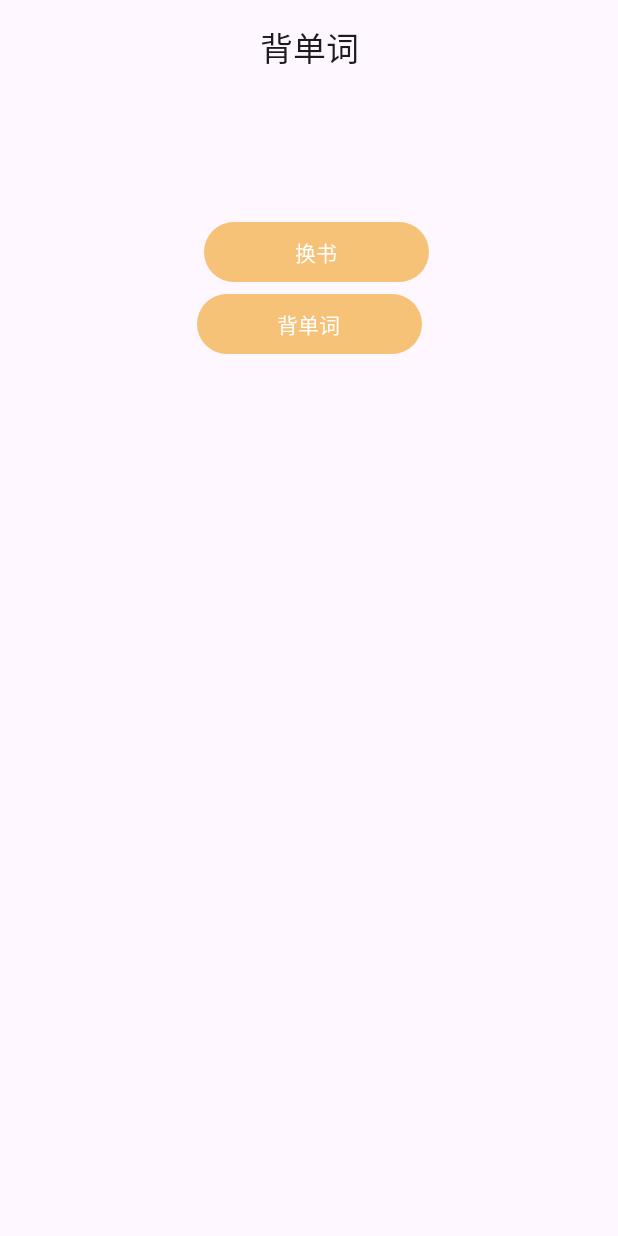
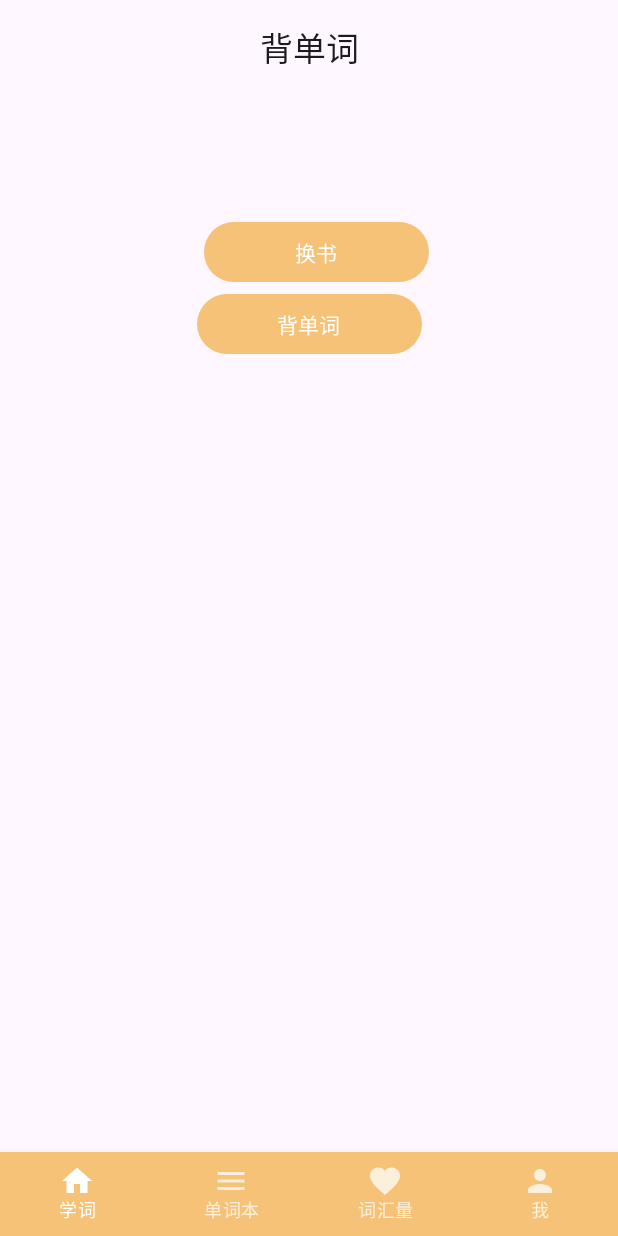
Before and after one commit to zhumeng1582/word, an Android app built with Jetpack Compose: the screen it shows after launch (MainActivity), on a phone screen of 412 x 824 dp. Run offline under Robolectric (Android 15) with nearby library versions, the phone set to English and light mode, and no system bars; our stand-ins replace livedata-compose; libraries missing offline, so code that uses them is left out: com.blankj.utilcode; 1 statement that could not run was skipped.

Commit message:
Feat:底部导航

```diff
--- a/words/app/build.gradle
+++ b/words/app/build.gradle
@@ -56,6 +56,8 @@ dependencies {
 
     implementation "com.google.accompanist:accompanist-systemuicontroller:0.27.0"
 
+    implementation "androidx.compose.material:material:1.0.5"
+
     implementation "androidx.compose.runtime:runtime-livedata:1.5.0"
     implementation "com.google.accompanist:accompanist-pager:0.18.0"
     implementation platform('androidx.compose:compose-bom:2022.10.00')
--- a/words/app/src/main/java/com/my/words/MainActivity.kt
+++ b/words/app/src/main/java/com/my/words/MainActivity.kt
@@ -3,27 +3,13 @@ package com.my.words
 import android.os.Bundle
 import androidx.activity.ComponentActivity
 import androidx.activity.compose.setContent
-import androidx.compose.foundation.isSystemInDarkTheme
-import androidx.compose.runtime.Composable
-import androidx.compose.runtime.DisposableEffect
-import androidx.compose.ui.graphics.Color
-import androidx.lifecycle.viewmodel.compose.viewModel
-import androidx.navigation.compose.NavHost
-import androidx.navigation.compose.composable
-import androidx.navigation.compose.rememberNavController
-import com.google.accompanist.systemuicontroller.rememberSystemUiController
 import com.my.words.ui.PlayAudio
-import com.my.words.ui.main.HomePage
-import com.my.words.ui.select.SelectWordBookPage
-import com.my.words.ui.word.WordDetailPage
-import com.my.words.ui.word.WordViewModel
-
+import com.my.words.ui.main.AppScaffold
 class MainActivity : ComponentActivity() {
-
     override fun onCreate(savedInstanceState: Bundle?) {
         super.onCreate(savedInstanceState)
         setContent {
-            MainPage()
+            AppScaffold()
         }
     }
 
@@ -32,21 +18,3 @@ class MainActivity : ComponentActivity() {
         PlayAudio.release()
     }
 }
-
-@Composable
-fun MainPage() {
-
-    val navController = rememberNavController()
-    NavHost(navController = navController, startDestination = "home") {
-        composable("home") { HomePage(navController) }
-        composable("selectWord") { SelectWordBookPage(navController) }
-        composable("detail/{index}") {
-            it.arguments?.getString("index")
-                ?.let { index ->
-                    val vm: WordViewModel = viewModel()
-                    vm.setAssetName(index.toInt())
-                    WordDetailPage()
-                }
-        }
-    }
-}
--- /dev/null
+++ b/words/app/src/main/java/com/my/words/ui/main/AppScaffold.kt
@@ -0,0 +1,59 @@
+package com.my.words.ui.main
+
+import android.annotation.SuppressLint
+import androidx.compose.foundation.layout.navigationBarsPadding
+import androidx.compose.foundation.layout.statusBarsPadding
+import androidx.compose.material.Scaffold
+import androidx.compose.material.rememberScaffoldState
+import androidx.compose.runtime.Composable
+import androidx.compose.runtime.getValue
+import androidx.compose.ui.Modifier
+import androidx.lifecycle.viewmodel.compose.viewModel
+import androidx.navigation.compose.NavHost
+import androidx.navigation.compose.composable
+import androidx.navigation.compose.currentBackStackEntryAsState
+import androidx.navigation.compose.rememberNavController
+import com.my.words.ui.select.SelectWordBookPage
+import com.my.words.ui.word.WordDetailPage
+import com.my.words.ui.word.WordViewModel
+import com.my.words.widget.BottomNavBarView
+import com.my.words.widget.RouteName
+@SuppressLint("UnusedMaterialScaffoldPaddingParameter")
+@Composable
+fun AppScaffold() {
+    val navController = rememberNavController()
+    val navBackStackEntry by navController.currentBackStackEntryAsState()
+    val currentDestination = navBackStackEntry?.destination
+    val scaffoldState = rememberScaffoldState()
+
+    Scaffold(
+        modifier = Modifier
+            .statusBarsPadding()
+            .navigationBarsPadding(),
+        bottomBar = {
+            when (currentDestination?.route) {
+                RouteName.HOME -> BottomNavBarView(navCtrl = navController)
+                RouteName.CATEGORY -> BottomNavBarView(navCtrl = navController)
+                RouteName.COLLECTION -> BottomNavBarView(navCtrl = navController)
+                RouteName.PROFILE -> BottomNavBarView(navCtrl = navController)
+            }
+        }
+    ) {
+        NavHost(navController = navController, startDestination = "home") {
+            composable(RouteName.HOME) { HomePage(navController) }
+            composable(RouteName.CATEGORY) { SelectWordBookPage(navController) }
+            composable(RouteName.COLLECTION) { HomePage(navController) }
+            composable(RouteName.PROFILE) { SelectWordBookPage(navController) }
+            composable(RouteName.SELECT_WORD) { SelectWordBookPage(navController) }
+            composable(RouteName.DETAIL) {
+                it.arguments?.getString("index")
+                    ?.let { index ->
+                        val vm: WordViewModel = viewModel()
+                        vm.setAssetName(index.toInt())
+                        WordDetailPage()
+                    }
+            }
+        }
+
+    }
+}
--- a/words/app/src/main/java/com/my/words/ui/main/HomePage.kt
+++ b/words/app/src/main/java/com/my/words/ui/main/HomePage.kt
@@ -23,6 +23,7 @@ import com.my.words.ui.select.SelectWordViewModel
 import com.my.words.ui.theme.WordsTheme
 import com.my.words.util.CacheUtil
 import com.my.words.widget.HomeTopBarView
+import com.my.words.widget.RouteName
 import com.my.words.widget.TopBarView
 
 @Composable
@@ -88,7 +89,8 @@ fun WordDetail(
     val interpret = viewModel.selectWord.observeAsState()
 
     val index = Config.classList.indexOf(interpret.value)
-    Button(onClick = { navController.navigate("detail/$index") }, modifier = modifier) {
+
+    Button(onClick = { navController.navigate(RouteName.DETAIL_D.format(index)) }, modifier = modifier) {
         Text(text = "背单词")
     }
 }
--- /dev/null
+++ b/words/app/src/main/java/com/my/words/widget/BottomBarView.kt
@@ -0,0 +1,56 @@
+package com.my.words.widget
+
+import androidx.compose.foundation.background
+import androidx.compose.material.BottomNavigation
+import androidx.compose.material.BottomNavigationItem
+import androidx.compose.material.Icon
+import androidx.compose.material.Text
+import androidx.compose.material3.MaterialTheme
+import androidx.compose.runtime.Composable
+import androidx.compose.runtime.getValue
+import androidx.compose.ui.Modifier
+import androidx.compose.ui.graphics.Color
+import androidx.compose.ui.res.stringResource
+import androidx.navigation.NavDestination.Companion.hierarchy
+import androidx.navigation.NavGraph.Companion.findStartDestination
+import androidx.navigation.NavHostController
+import androidx.navigation.compose.currentBackStackEntryAsState
+
+@Composable
+fun BottomNavBarView(navCtrl: NavHostController) {
+    val bottomNavList = listOf(
+        BottomNavRoute.Home,
+        BottomNavRoute.Category,
+        BottomNavRoute.Collection,
+        BottomNavRoute.Profile
+    )
+    BottomNavigation {
+        val navBackStackEntry by navCtrl.currentBackStackEntryAsState()
+        val currentDestination = navBackStackEntry?.destination
+        bottomNavList.forEach { screen ->
+            BottomNavigationItem(
+                modifier = Modifier.background(Color(0xFFF5C278)),
+                icon = {
+                    Icon(
+                        imageVector = screen.icon,
+                        contentDescription = null
+                    )
+                },
+                label = { Text(text = stringResource(screen.stringId)) },
+                selected = currentDestination?.hierarchy?.any { it.route == screen.routeName } == true,
+                onClick = {
+                    println("BottomNavView当前路由 ===> ${currentDestination?.hierarchy?.toList()}")
+                    println("当前路由栈 ===> ${navCtrl.graph.nodes}")
+                    if (currentDestination?.route != screen.routeName) {
+                        navCtrl.navigate(screen.routeName) {
+                            popUpTo(navCtrl.graph.findStartDestination().id) {
+                                saveState = true
+                            }
+                            launchSingleTop = true
+                            restoreState = true
+                        }
+                    }
+                })
+        }
+    }
+}
--- /dev/null
+++ b/words/app/src/main/java/com/my/words/widget/BottomNavRoute.kt
@@ -0,0 +1,18 @@
+package com.my.words.widget
+
+import androidx.annotation.StringRes
+import androidx.compose.material.icons.Icons
+import androidx.compose.material.icons.filled.*
+import androidx.compose.ui.graphics.vector.ImageVector
+import com.my.words.R
+
+sealed class BottomNavRoute(
+    var routeName: String,
+    @StringRes var stringId: Int,
+    var icon: ImageVector
+) {
+    object Home: BottomNavRoute(RouteName.HOME, R.string.home, Icons.Default.Home)
+    object Category: BottomNavRoute(RouteName.CATEGORY, R.string.category, Icons.Default.Menu)
+    object Collection: BottomNavRoute(RouteName.COLLECTION, R.string.collection, Icons.Default.Favorite)
+    object Profile: BottomNavRoute(RouteName.PROFILE, R.string.profile, Icons.Default.Person)
+}
--- /dev/null
+++ b/words/app/src/main/java/com/my/words/widget/RouteName.kt
@@ -0,0 +1,14 @@
+package com.my.words.widget
+
+object RouteName {
+    const val HOME = "home"
+    const val CATEGORY = "category"
+    const val COLLECTION = "collection"
+    const val PROFILE = "profile"
+    const val SELECT_WORD = "selectWord"
+    const val DETAIL = "detail/{index}"
+    const val DETAIL_D = "detail/%d"
+    const val WEB_VIEW = "web_view"
+    const val LOGIN = "login"
+    const val ARTICLE_SEARCH = "article_search"
+}
--- a/words/app/src/main/res/values/strings.xml
+++ b/words/app/src/main/res/values/strings.xml
@@ -1,4 +1,8 @@
 <resources>
     <string name="app_name">背单词</string>
     <string name="icon_play">播放</string>
+    <string name="home">学词</string>
+    <string name="category">单词本</string>
+    <string name="collection">词汇量</string>
+    <string name="profile">我</string>
 </resources>
```
